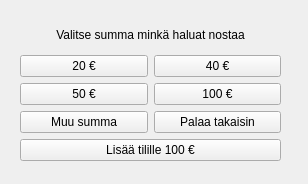
Before: the Qt Designer form bank-automat/moneyselect.ui in JuusoToratti/tvt23pankkiprojekti, drawn with Qt 5.
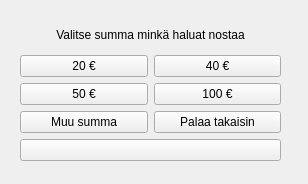
After: the same form once the commit is applied.

```diff
--- a/bank-automat/moneyselect.ui
+++ b/bank-automat/moneyselect.ui
@@ -78,7 +78,7 @@
     <item row="4" column="0" colspan="2">
      <widget class="QPushButton" name="insertMoney">
       <property name="text">
-       <string>Lisää tilille 100 €</string>
+       <string/>
       </property>
      </widget>
     </item>
```
Left out of the diff: 48 changed lines with no effect on the pictures.
